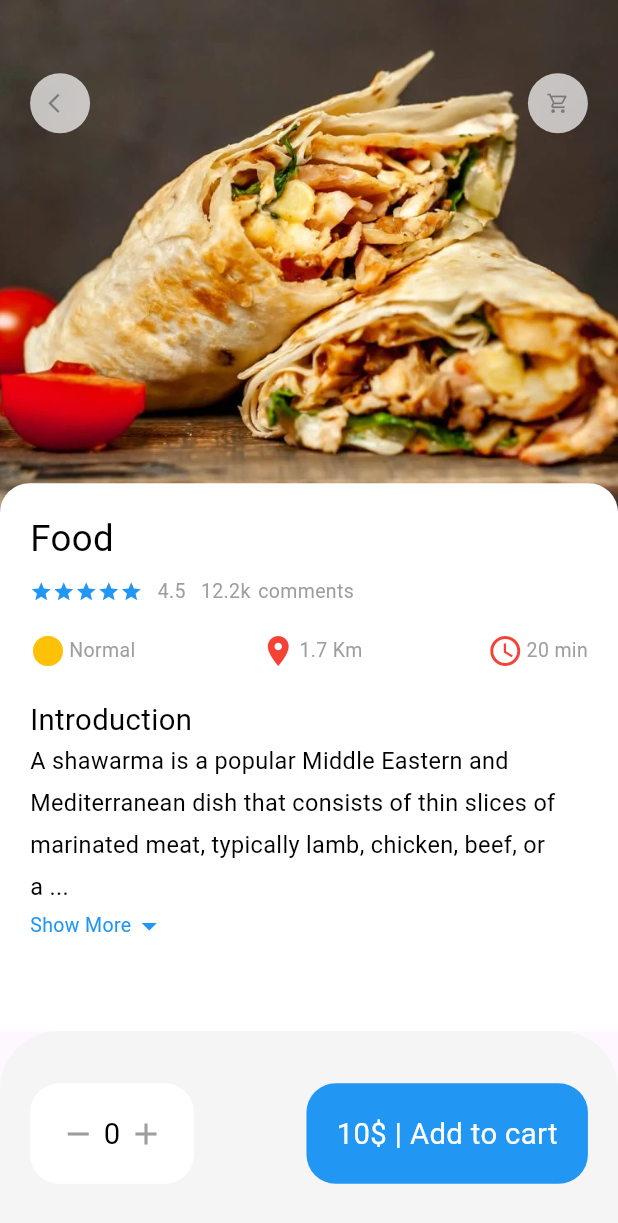
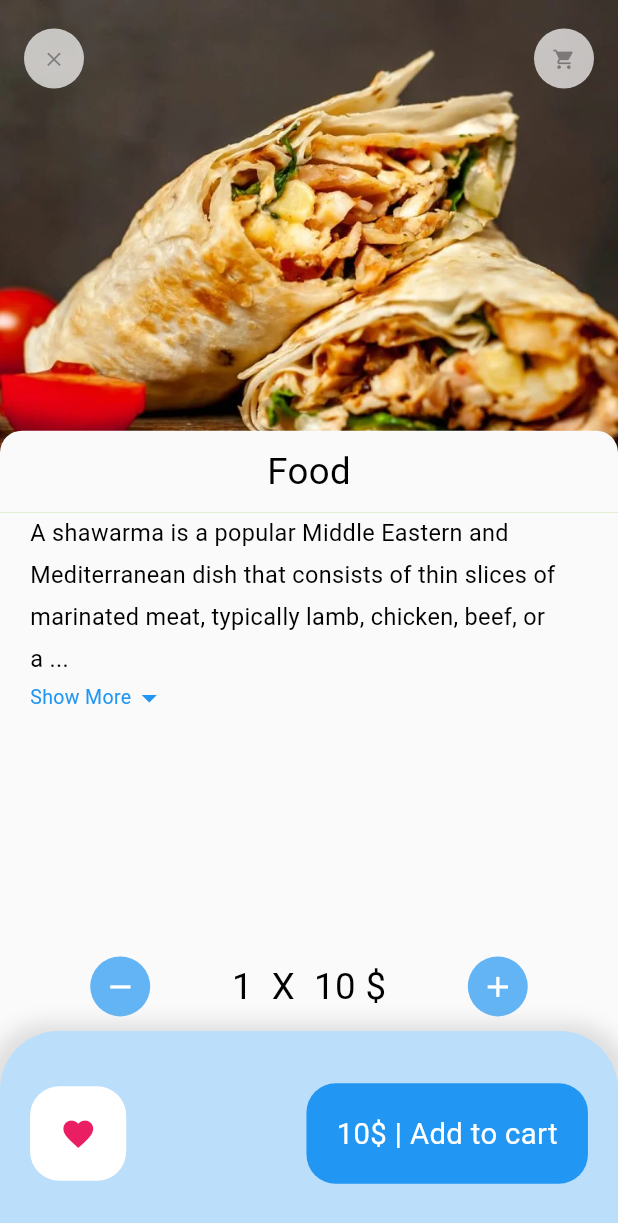
Before and after one commit to haris8899/my_food_app, a Flutter app: the screen it shows after launch, on a phone screen of 412 x 824 dp. Shown: the top 1223 px of the screen. Run offline on Flutter 3.47's test engine with Material 2 defaults, Android fonts, the phone set to English and light mode, and no system bars; our stand-ins replace dots_indicator, get.

Commit message:
Secondary Details Screen

```diff
--- a/lib/Screens/ProductPage/main_details_page.dart
+++ b/lib/Screens/ProductPage/main_details_page.dart
@@ -68,7 +68,7 @@ class MainDetailsPage extends StatelessWidget {
                   DetailsColumn(text: "Food"),
                   SizedBox(height: Dimensions.height20,),
                   LargeText(text: "Introduction"),
-                  ExpandableText(text: "A shawarma is a popular Middle Eastern and Mediterranean dish that consists of thin slices of marinated meat, typically lamb, chicken, beef, or a combination thereof. The meat is stacked in a vertical rotisserie and slowly roasted as it turns on the heat source. This cooking method allows the outer layer of the meat to become crispy and caramelized, while the inner layers remain tender and juicy.")
+                  Expanded(child: SingleChildScrollView(child: ExpandableText(text: "A shawarma is a popular Middle Eastern and Mediterranean dish that consists of thin slices of marinated meat, typically lamb, chicken, beef, or a combination thereof. The meat is stacked in a vertical rotisserie and slowly roasted as it turns on the heat source. This cooking method allows the outer layer of the meat to become crispy and caramelized, while the inner layers remain tender and juicy.")))
                 ],
               ),
             ),
--- /dev/null
+++ b/lib/Screens/ProductPage/secondary_details_page.dart
@@ -0,0 +1,163 @@
+import 'package:flutter/material.dart';
+import 'package:get/get.dart';
+import 'package:my_food_app/utils/dimensions.dart';
+import 'package:my_food_app/widgets/action_icon_button.dart';
+import 'package:my_food_app/widgets/expandable_text.dart';
+import 'package:my_food_app/widgets/item_counter.dart';
+import 'package:my_food_app/widgets/large_text.dart';
+import 'package:my_food_app/widgets/small_text.dart';
+
+class SecondaryDetailsPage extends StatelessWidget {
+  const SecondaryDetailsPage({super.key});
+
+  @override
+  Widget build(BuildContext context) {
+    return Scaffold(
+      backgroundColor: Colors.grey[50],
+      body: CustomScrollView(
+        slivers: [
+          SliverAppBar(
+            toolbarHeight: Dimensions.height80,
+            title: Row(
+              mainAxisAlignment: MainAxisAlignment.spaceBetween,
+              children: [
+                ActionIconButton(icon: Icons.close),
+                ActionIconButton(icon: Icons.shopping_cart),
+              ],
+            ),
+            bottom: PreferredSize(
+              preferredSize: Size.fromHeight(Dimensions.height30),
+              child: Container(
+                  alignment: Alignment.center,
+                  width: double.maxFinite,
+                  padding: EdgeInsets.only(
+                    left: Dimensions.width10,
+                    right: Dimensions.width10,
+                    top: Dimensions.height10,
+                    bottom: Dimensions.height10,
+                  ),
+                  decoration: BoxDecoration(
+                      color: Colors.grey[50],
+                      borderRadius: BorderRadius.only(
+                        topLeft: Radius.circular(Dimensions.BorderRadius15),
+                        topRight: Radius.circular(Dimensions.BorderRadius15),
+                      )),
+                  child: LargeText(
+                    text: "Food",
+                    size: Dimensions.height25,
+                  )),
+            ),
+            pinned: true,
+            backgroundColor: Colors.lightGreen,
+            expandedHeight: Dimensions.height300,
+            flexibleSpace: FlexibleSpaceBar(
+              background: Image.asset(
+                "assets/images/food1.png",
+                width: double.maxFinite,
+                fit: BoxFit.cover,
+              ),
+            ),
+          ),
+          SliverToBoxAdapter(
+            child: Column(
+              children: [
+                Container(
+                  margin: EdgeInsets.only(
+                      left: Dimensions.width20, right: Dimensions.width20),
+                  decoration: BoxDecoration(),
+                  child: ExpandableText(
+                      text:
+                          "A shawarma is a popular Middle Eastern and Mediterranean dish that consists of thin slices of marinated meat, typically lamb, chicken, beef, or a combination thereof. The meat is stacked in a vertical rotisserie and slowly roasted as it turns on the heat source. This cooking method allows the outer layer of the meat to become crispy and caramelized, while the inner layers remain tender and juicy."),
+                ),
+              ],
+            ),
+          ),
+        ],
+      ),
+      bottomNavigationBar: Column(mainAxisSize: MainAxisSize.min, children: [
+        Container(
+          padding: EdgeInsets.only(
+              left: Dimensions.width30 * 2, right: Dimensions.width30 * 2),
+          child: Row(
+            mainAxisAlignment: MainAxisAlignment.spaceBetween,
+            children: [
+              ActionIconButton(
+                iconSize: Dimensions.icon24,
+                icon: Icons.remove,
+                backgroundColor: Colors.blue,
+                IconColor: Colors.white,
+              ),
+              LargeText(
+                text: "1 " + " X " + " 10 \$",
+                size: Dimensions.height25,
+              ),
+              ActionIconButton(
+                iconSize: Dimensions.icon24,
+                icon: Icons.add,
+                backgroundColor: Colors.blue,
+                IconColor: Colors.white,
+              ),
+            ],
+          ),
+        ),
+        SizedBox(
+          height: Dimensions.height10,
+        ),
+        Container(
+          height: Dimensions.pageViewTextContainer,
+          padding: EdgeInsets.only(
+              left: Dimensions.width20,
+              right: Dimensions.width20,
+              top: Dimensions.height30,
+              bottom: Dimensions.height30),
+          decoration: BoxDecoration(
+            borderRadius: BorderRadius.only(
+                topLeft: Radius.circular(Dimensions.height20 * 2),
+                topRight: Radius.circular(Dimensions.height20 * 2)),
+            boxShadow: [
+              BoxShadow(
+                color: Colors.grey.withOpacity(0.3),
+                spreadRadius: 8,
+                blurRadius: 10,
+                offset: Offset(0, 3),
+              ),
+            ],
+            color: Colors.blue[100],
+          ),
+          child: Row(
+            mainAxisAlignment: MainAxisAlignment.spaceBetween,
+            children: [
+              Container(
+                padding: EdgeInsets.only(
+                    left: Dimensions.width20,
+                    right: Dimensions.width20,
+                    top: Dimensions.height20,
+                    bottom: Dimensions.height20),
+                decoration: BoxDecoration(
+                  borderRadius: BorderRadius.circular(Dimensions.height20),
+                  color: Colors.white,
+                ),
+                child: Icon(Icons.favorite,color: Colors.pink,),
+              ),
+              Container(
+                padding: EdgeInsets.only(
+                    left: Dimensions.width20,
+                    right: Dimensions.width20,
+                    top: Dimensions.height20,
+                    bottom: Dimensions.height20),
+                decoration: BoxDecoration(
+                  borderRadius: BorderRadius.circular(Dimensions.height20),
+                  color: Colors.blue,
+                ),
+                child: LargeText(
+                  text: "10\$ | Add to cart",
+                  color: Colors.white,
+                ),
+              )
+            ],
+          ),
+        ),
+      ]),
+    );
+  }
+}
--- a/lib/main.dart
+++ b/lib/main.dart
@@ -1,6 +1,7 @@
 import 'package:flutter/material.dart';
 import 'package:get/get.dart';
 import 'package:my_food_app/Screens/ProductPage/main_details_page.dart';
+import 'package:my_food_app/Screens/ProductPage/secondary_details_page.dart';
 
 import 'Screens/HomePage/main_home_page.dart';
 
@@ -21,7 +22,7 @@ class MyApp extends StatelessWidget {
         colorScheme: ColorScheme.fromSeed(seedColor: Colors.deepPurple),
         useMaterial3: true,
       ),
-      home: MainDetailsPage(),//MainHomePage(),
+      home: SecondaryDetailsPage(),//MainHomePage(),
     );
   }
 }
--- a/lib/utils/dimensions.dart
+++ b/lib/utils/dimensions.dart
@@ -15,6 +15,7 @@ class Dimensions {
   static double height25 = screenHeight / 33.76;
   static double height30 = screenHeight / 28.13;
   static double height45 = screenHeight / 18.75;
+  static double height80 = screenHeight / 10.55;
   static double height100 = screenHeight / 8.44;
   static double height120 = screenHeight / 7.03;
   static double height300 = screenHeight / 2.412;
--- a/lib/widgets/action_icon_button.dart
+++ b/lib/widgets/action_icon_button.dart
@@ -6,6 +6,7 @@ class ActionIconButton extends StatelessWidget {
   final Color backgroundColor;
   final Color IconColor;
   final double size;
+  final double iconSize;
   ActionIconButton(
     {
       super.key,
@@ -13,6 +14,7 @@ class ActionIconButton extends StatelessWidget {
       this.backgroundColor = Colors.white,
       this.IconColor = Colors.black38,
       this.size = 40,
+      this.iconSize = 16,
     }
   );
 
@@ -28,7 +30,7 @@ class ActionIconButton extends StatelessWidget {
       child: Icon(
         icon,
         color: IconColor,
-        size: Dimensions.icon16,
+        size: iconSize==16?Dimensions.icon16:iconSize,
       ),
     );
   }
--- a/lib/widgets/expandable_text.dart
+++ b/lib/widgets/expandable_text.dart
@@ -33,9 +33,7 @@ class _EpandableTextState extends State<ExpandableText> {
   }
   @override
   Widget build(BuildContext context) {
-    return Expanded(
-      child: SingleChildScrollView(
-        child: Container(
+    return Container(
           child: SecondHalf.isEmpty?SmallText(text: FirstHalf,size: Dimensions.font16,color: Colors.black,height: 1.8,):Column(
             children: [
               SmallText(text: hiddentext?(FirstHalf+"..."):FirstHalf+SecondHalf,size: Dimensions.font16,color: Colors.black,height: 1.8,),
@@ -54,8 +52,6 @@ class _EpandableTextState extends State<ExpandableText> {
               )
             ],
           ),
-        ),
-      ),
-    );
+        );
   }
 }
```
